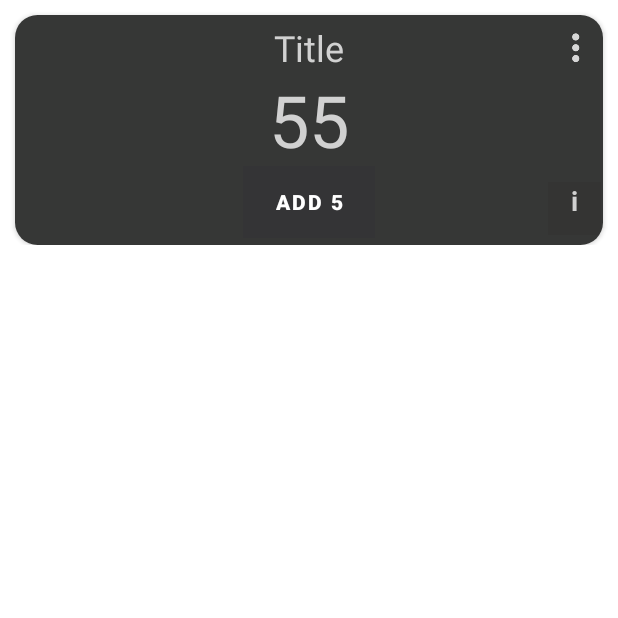
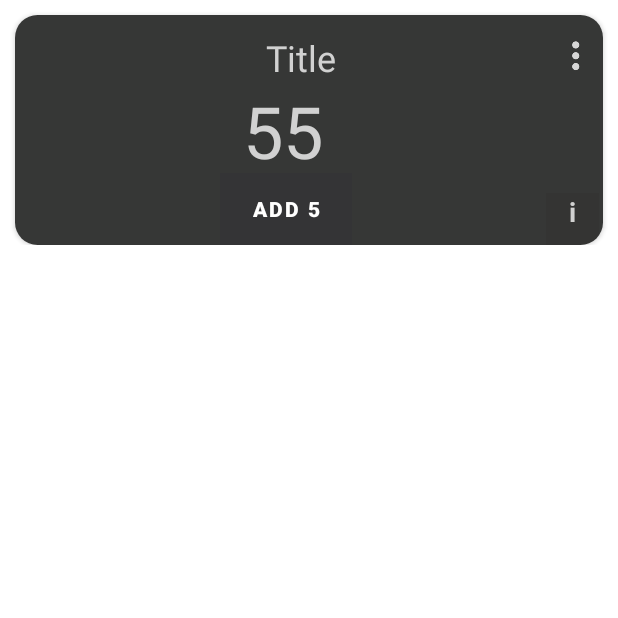
Before and after one commit to paliydmn/GymCounter, an Android app: the MainActivity2 screen opened directly, with no data from a screen before it, on a phone screen of 412 x 824 dp, the top half of it. Run offline under Robolectric (Android 15) with nearby library versions, the phone set to English and light mode, and no system bars.

Commit message:
design fixes

```diff
--- a/app/src/main/java/com/paliy/gymcounter_test_04/dbUtils/DBManager.java
+++ b/app/src/main/java/com/paliy/gymcounter_test_04/dbUtils/DBManager.java
@@ -53,6 +53,7 @@ public class DBManager {
         return cursor;
     }
 
+    //select * from main where _date between '2022-12-27' and  '2023-01-13' ;
     public Cursor selectByDate(Date date) {
         //SELECT * from main where _date = date('now', '-1 days');
         String[] columns = new String[] { DBHelper._ID, DBHelper.TITLE,DBHelper.COUNT,DBHelper.DATE, DBHelper.DESC };
--- a/app/src/main/res/layout/activity_main2.xml
+++ b/app/src/main/res/layout/activity_main2.xml
@@ -30,21 +30,26 @@
 
             <TextView
                 android:id="@+id/tvTitle"
-                android:layout_width="wrap_content"
+                android:layout_width="match_parent"
                 android:layout_height="wrap_content"
-                android:layout_marginTop="5dp"
+                android:layout_marginStart="15dp"
+                android:layout_marginTop="12dp"
+                android:layout_marginEnd="25dp"
+                android:layout_marginBottom="61dp"
+                android:ellipsize="marquee"
+                android:focusable="true"
+
+                android:focusableInTouchMode="true"
+                android:marqueeRepeatLimit="marquee_forever"
+                android:scrollHorizontally="true"
+                android:singleLine="true"
                 android:text="Title"
-                android:singleLine="true"
-                android:ellipsize="marquee"
-                android:marqueeRepeatLimit ="marquee_forever"
-                android:focusable="true"
-                android:focusableInTouchMode="true"
-                android:scrollHorizontally="true"
-
+                android:textAlignment="center"
                 android:textColor="#D1D1D1"
                 android:textSize="24sp"
-                app:layout_constraintBottom_toBottomOf="parent"
-                app:layout_constraintEnd_toEndOf="parent"
+                app:layout_constraintBottom_toTopOf="@+id/btnAdd"
+                app:layout_constraintEnd_toStartOf="@+id/menuBtn"
+                app:layout_constraintHorizontal_bias="0.527"
                 app:layout_constraintStart_toStartOf="parent"
                 app:layout_constraintTop_toTopOf="parent"
                 app:layout_constraintVertical_bias="0.0" />
@@ -63,11 +68,8 @@
                 android:topRightRadius="10dp"
                 app:layout_constraintBottom_toBottomOf="parent"
                 app:layout_constraintEnd_toEndOf="parent"
-                app:layout_constraintStart_toStartOf="parent"
-                app:layout_constraintTop_toBottomOf="@+id/tvTitle"
-                app:layout_constraintVertical_bias="0.928"
- />
-                "/>
+                app:layout_constraintHorizontal_bias="0.45"
+                app:layout_constraintStart_toStartOf="parent" />
 
             <TextView
                 android:id="@+id/tvCount"
@@ -78,14 +80,16 @@
                 android:textSize="48sp"
                 app:layout_constraintBottom_toTopOf="@+id/btnAdd"
                 app:layout_constraintEnd_toEndOf="parent"
+                app:layout_constraintHorizontal_bias="0.449"
                 app:layout_constraintStart_toStartOf="parent"
-                app:layout_constraintTop_toBottomOf="@+id/tvTitle" />
+                app:layout_constraintTop_toBottomOf="@+id/tvTitle"
+                app:layout_constraintVertical_bias="0.0" />
 
             <ImageButton
                 android:id="@+id/menuBtn"
                 android:layout_width="wrap_content"
                 android:layout_height="wrap_content"
-                android:layout_marginTop="10dp"
+                android:layout_marginTop="15dp"
                 android:layout_marginEnd="6dp"
                 android:background="#00FFFFFF"
                 app:layout_constraintEnd_toEndOf="parent"
@@ -107,7 +111,10 @@
                 android:textStyle="bold"
                 app:layout_constraintBottom_toBottomOf="parent"
                 app:layout_constraintEnd_toEndOf="parent"
-                app:layout_constraintTop_toBottomOf="@+id/menuBtn" />
+                app:layout_constraintHorizontal_bias="0.992"
+                app:layout_constraintStart_toEndOf="@+id/btnAdd"
+                app:layout_constraintTop_toBottomOf="@+id/menuBtn"
+                app:layout_constraintVertical_bias="0.354" />
 
         </androidx.constraintlayout.widget.ConstraintLayout>
     </androidx.cardview.widget.CardView>
```
Also changed, not shown: app/src/main/AndroidManifest.xml (+0 -16 lines), app/src/main/java/com/paliy/gymcounter_test_04/ChartsActivity.java (+1 -16 lines), app/src/main/java/com/paliy/gymcounter_test_04/MainActivity.java (+8 -15 lines), app/src/main/res/layout/add_new_item_dialog.xml (+26 -15 lines), app/src/main/res/images/menu-vertical-50.back.png (deleted).
